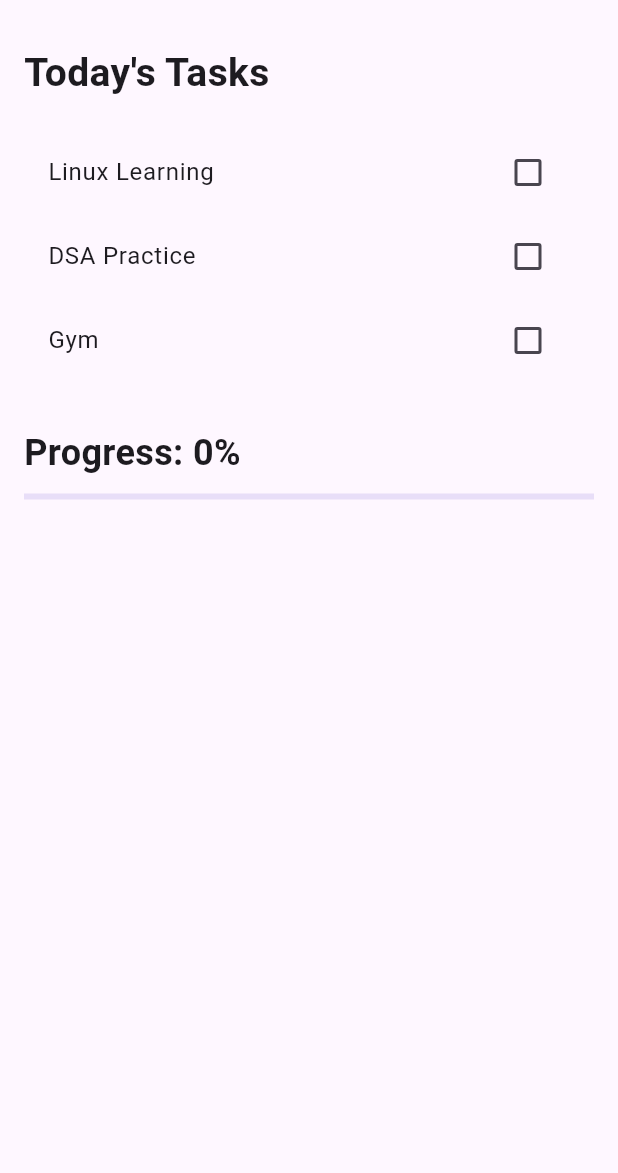
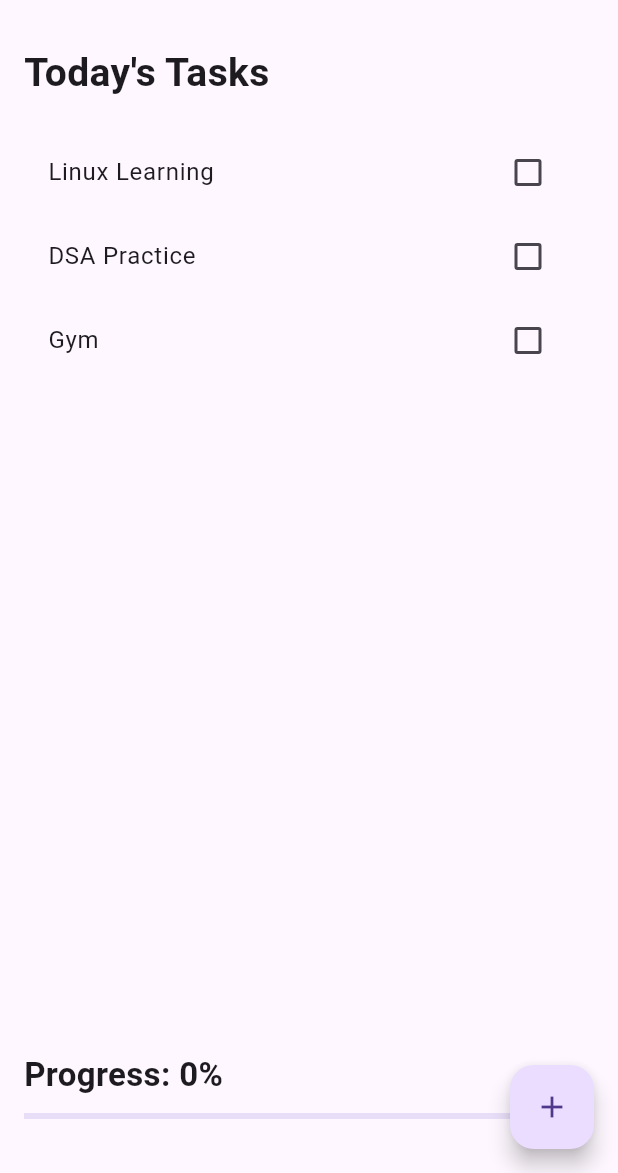
Before and after one commit to Rashi-goswami/wanderers_journal, a Flutter app: the screen it shows after launch, on a phone screen of 412 x 824 dp, the part 63-1236 px from its top. Run offline on Flutter 3.47's test engine with Material 3 defaults, Android fonts, the phone set to English and light mode, and no system bars.

Commit message:
add task is added and % is updated on the basis of that

```diff
--- a/lib/main.dart
+++ b/lib/main.dart
@@ -20,6 +20,16 @@ class WanderersJournal extends StatelessWidget {
   }
 }
 
+class Task {
+  String name;
+  bool completed;
+
+  Task({
+    required this.name,
+    this.completed = false,
+  });
+}
+
 class HomeScreen extends StatefulWidget {
   const HomeScreen({super.key});
 
@@ -28,30 +38,84 @@ class HomeScreen extends StatefulWidget {
 }
 
 class _HomeScreenState extends State<HomeScreen> {
-  bool linux = false;
-  bool dsa = false;
-  bool gym = false;
+  List<Task> tasks = [
+    Task(name: "Linux Learning"),
+    Task(name: "DSA Practice"),
+    Task(name: "Gym"),
+  ];
 
   double getProgress() {
-    int completed = 0;
+    if (tasks.isEmpty) return 0;
 
-    if (linux) completed++;
-    if (dsa) completed++;
-    if (gym) completed++;
+    int completed =
+        tasks.where((task) => task.completed).length;
 
-    return (completed / 3) * 100;
+    return (completed / tasks.length) * 100;
+  }
+
+  void addTask(String taskName) {
+    if (taskName.trim().isEmpty) return;
+
+    setState(() {
+      tasks.add(Task(name: taskName));
+    });
+  }
+
+  void showAddTaskDialog() {
+    TextEditingController controller =
+        TextEditingController();
+
+    showDialog(
+      context: context,
+      builder: (context) {
+        return AlertDialog(
+          title: const Text("Add Task"),
+          content: TextField(
+            controller: controller,
+            autofocus: true,
+            decoration: const InputDecoration(
+              hintText: "Enter task name",
+            ),
+          ),
+          actions: [
+            TextButton(
+              onPressed: () {
+                Navigator.pop(context);
+              },
+              child: const Text("Cancel"),
+            ),
+            ElevatedButton(
+              onPressed: () {
+                addTask(controller.text);
+                Navigator.pop(context);
+              },
+              child: const Text("Add"),
+            ),
+          ],
+        );
+      },
+    );
   }
 
   @override
   Widget build(BuildContext context) {
+    double progress = getProgress();
+
     return Scaffold(
       appBar: AppBar(
         title: const Text("🌿 Wanderer's Journal"),
       ),
+
+      floatingActionButton: FloatingActionButton(
+        onPressed: showAddTaskDialog,
+        child: const Icon(Icons.add),
+      ),
+
       body: Padding(
-        padding: const EdgeInsets.all(16.0),
+        padding: const EdgeInsets.all(16),
         child: Column(
-          crossAxisAlignment: CrossAxisAlignment.start,
+          crossAxisAlignment:
+              CrossAxisAlignment.start,
           children: [
             const Text(
               "Today's Tasks",
@@ -63,42 +127,30 @@ class _HomeScreenState extends State<HomeScreen> {
 
             const SizedBox(height: 20),
 
-            CheckboxListTile(
-              title: const Text("Linux Learning"),
-              value: linux,
-              onChanged: (value) {
-                setState(() {
-                  linux = value!;
-                });
-              },
+            Expanded(
+              child: ListView.builder(
+                itemCount: tasks.length,
+                itemBuilder: (context, index) {
+                  return CheckboxListTile(
+                    title: Text(tasks[index].name),
+                    value: tasks[index].completed,
+                    onChanged: (value) {
+                      setState(() {
+                        tasks[index].completed =
+                            value ?? false;
+                      });
+                    },
+                  );
+                },
+              ),
             ),
 
-            CheckboxListTile(
-              title: const Text("DSA Practice"),
-              value: dsa,
-              onChanged: (value) {
-                setState(() {
-                  dsa = value!;
-                });
-              },
-            ),
-
-            CheckboxListTile(
-              title: const Text("Gym"),
-              value: gym,
-              onChanged: (value) {
-                setState(() {
-                  gym = value!;
-                });
-              },
-            ),
-
-            const SizedBox(height: 30),
+            const SizedBox(height: 10),
 
             Text(
-              "Progress: ${getProgress().toStringAsFixed(0)}%",
+              "Progress: ${progress.toStringAsFixed(0)}%",
               style: const TextStyle(
-                fontSize: 24,
+                fontSize: 22,
                 fontWeight: FontWeight.bold,
               ),
             ),
@@ -106,8 +158,10 @@ class _HomeScreenState extends State<HomeScreen> {
             const SizedBox(height: 10),
 
             LinearProgressIndicator(
-              value: getProgress() / 100,
+              value: progress / 100,
             ),
+
+            const SizedBox(height: 20),
           ],
         ),
       ),
```
